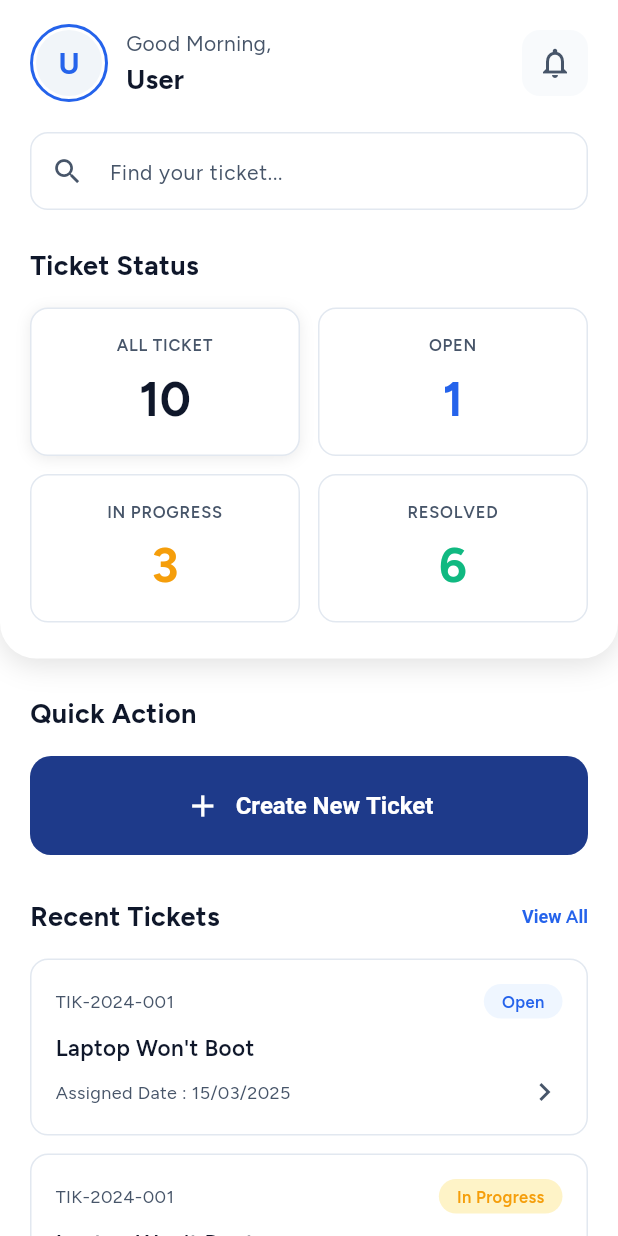
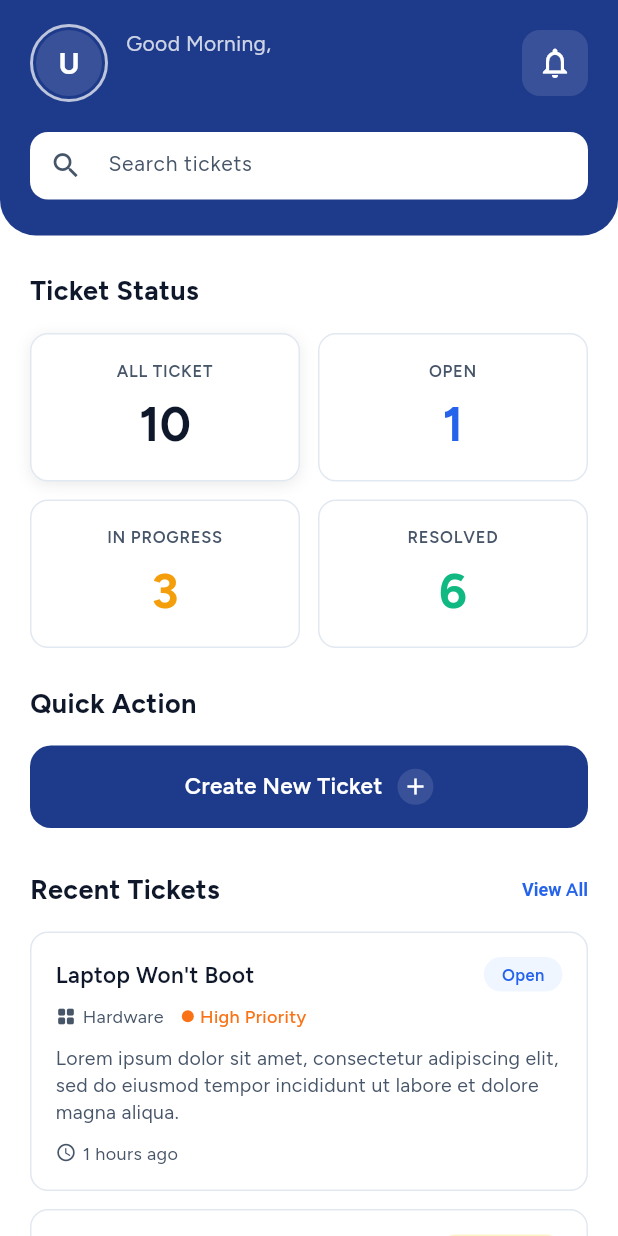
Before and after one commit to denidoodle12/ticketing-app, a Flutter app: the HomeScreen screen opened directly, on a phone screen of 412 x 824 dp. Run offline on Flutter 3.47's test engine with Material 3 defaults, Android fonts, the phone set to English and light mode, and no system bars; drawn by our look-alikes of toastification; our stand-ins replace connectivity_plus, dio, flutter_secure_storage, flutter_svg, go_router, google_fonts and 2 more; missing offline and left inert: app_settings; accounts and stored records are empty.

Commit message:
feat: redesign home screen

```diff
--- a/lib/data/datasources/mock/ticket_mock_data.dart
+++ b/lib/data/datasources/mock/ticket_mock_data.dart
@@ -5,30 +5,26 @@ class MockTicketData {
   static const int inProgressCount = 3;
   static const int resolvedCount = 6;
 
-  // Recent Tickets (mock data with assigned date format)
+  // Recent Tickets (mock data with new format)
   static final List<Map<String, dynamic>> recentTickets = [
     {
       'id': 'TIK-2024-001',
       'title': 'Laptop Won\'t Boot',
       'status': 'Open',
-      'statusColor': 'blue',
-      'timeAgo': '15/03/2025',
+      'category': 'Hardware',
+      'priority': 'high',
+      'description': 'Lorem ipsum dolor sit amet, consectetur adipiscing elit, sed do eiusmod tempor incididunt ut labore et dolore magna aliqua.',
+      'timeAgo': '1 hours ago',
       'createdAt': DateTime(2025, 3, 15),
     },
     {
-      'id': 'TIK-2024-001',
+      'id': 'TIK-2024-002',
       'title': 'Laptop Won\'t Boot',
       'status': 'In Progress',
-      'statusColor': 'amber',
-      'timeAgo': '15/03/2025',
-      'createdAt': DateTime(2025, 3, 15),
-    },
-    {
-      'id': 'TIK-2024-001',
-      'title': 'Laptop Won\'t Boot',
-      'status': 'Resolved',
-      'statusColor': 'green',
-      'timeAgo': '15/03/2025',
+      'category': 'Hardware',
+      'priority': 'medium',
+      'description': 'Lorem ipsum dolor sit amet, consectetur adipiscing elit, sed do eiusmod tempor incididunt ut labore et dolore magna aliqua.',
+      'timeAgo': '1 hours ago',
       'createdAt': DateTime(2025, 3, 15),
     },
   ];
--- a/lib/features/home/screens/home_screen.dart
+++ b/lib/features/home/screens/home_screen.dart
@@ -34,15 +34,19 @@ class HomeScreen extends StatelessWidget {
         child: Column(
           crossAxisAlignment: CrossAxisAlignment.start,
           children: [
-            // Top Card Section (Header + Search + Ticket Status)
-            _buildTopCardSection(fullName, greeting),
+            // Blue Header Section
+            _buildBlueHeaderSection(fullName, greeting),
 
-            // Content below the card
+            // Content below the header
             Padding(
               padding: const EdgeInsets.symmetric(horizontal: 20),
               child: Column(
                 crossAxisAlignment: CrossAxisAlignment.start,
                 children: [
+                  const SizedBox(height: 24),
+
+                  // Ticket Status Section
+                  _buildTicketStatusSection(),
                   const SizedBox(height: 24),
 
                   // Quick Action Section
@@ -62,22 +66,14 @@ class HomeScreen extends StatelessWidget {
     );
   }
 
-  /// Top card section with white background, bottom border radius, and shadow
-  Widget _buildTopCardSection(String fullName, String greeting) {
+  Widget _buildBlueHeaderSection(String fullName, String greeting) {
     return Container(
-      decoration: BoxDecoration(
-        color: AppColors.white,
-        borderRadius: const BorderRadius.only(
+      decoration: const BoxDecoration(
+        color: AppColors.primaryDark,
+        borderRadius: BorderRadius.only(
           bottomLeft: Radius.circular(24),
           bottomRight: Radius.circular(24),
         ),
-        boxShadow: [
-          BoxShadow(
-            color: AppColors.shadow.withAlpha(30),
-            blurRadius: 16,
-            offset: const Offset(0, 4),
-          ),
-        ],
       ),
       child: SafeArea(
         bottom: false,
@@ -92,10 +88,6 @@ class HomeScreen extends StatelessWidget {
 
               // Search Bar
               _buildSearchBar(),
-              const SizedBox(height: 24),
-
-              // Ticket Status Section
-              _buildTicketStatusSection(),
             ],
           ),
         ),
@@ -106,25 +98,25 @@ class HomeScreen extends StatelessWidget {
   Widget _buildHeader(String fullName, String greeting) {
     return Row(
       children: [
-        // Profile Avatar with border
+        // Profile Avatar with white border
         Container(
           width: 52,
           height: 52,
           decoration: BoxDecoration(
             shape: BoxShape.circle,
             border: Border.all(
-              color: AppColors.primary500,
+              color: AppColors.white.withAlpha(180),
               width: 2,
             ),
           ),
           child: Padding(
             padding: const EdgeInsets.all(2),
             child: CircleAvatar(
-              backgroundColor: AppColors.grey100,
+              backgroundColor: AppColors.white.withAlpha(30),
               child: Text(
                 fullName.isNotEmpty ? fullName[0].toUpperCase() : 'U',
                 style: AppTextStyles.h4.copyWith(
-                  color: AppColors.primary500,
+                  color: AppColors.white,
                   fontWeight: FontWeight.bold,
                 ),
               ),
@@ -141,13 +133,13 @@ class HomeScreen extends StatelessWidget {
               Text(
                 '$greeting,',
                 style: AppTextStyles.bodyMedium.copyWith(
-                  color: AppColors.textSecondary,
+                  color: AppColors.white.withAlpha(200),
                 ),
               ),
               Text(
                 fullName,
                 style: AppTextStyles.h5.copyWith(
-                  color: AppColors.textPrimary,
+                  color: AppColors.white,
                   fontWeight: FontWeight.bold,
                 ),
                 maxLines: 1,
@@ -162,7 +154,7 @@ class HomeScreen extends StatelessWidget {
           width: 44,
           height: 44,
           decoration: BoxDecoration(
-            color: AppColors.grey50,
+            color: AppColors.white.withAlpha(30),
             borderRadius: BorderRadius.circular(12),
           ),
           child: IconButton(
@@ -171,7 +163,7 @@ class HomeScreen extends StatelessWidget {
             },
             icon: const Icon(
               Icons.notifications_outlined,
-              color: AppColors.textSecondary,
+              color: AppColors.white,
               size: 24,
             ),
           ),
@@ -182,18 +174,14 @@ class HomeScreen extends StatelessWidget {
 
   Widget _buildSearchBar() {
     return Container(
-      height: 52,
+      height: 45,
       decoration: BoxDecoration(
         color: AppColors.white,
         borderRadius: BorderRadius.circular(12),
-        border: Border.all(
-          color: AppColors.border,
-          width: 1,
-        ),
       ),
       child: TextField(
         decoration: InputDecoration(
-          hintText: 'Find your ticket...',
+          hintText: 'Search tickets',
           hintStyle: AppTextStyles.bodyMedium.copyWith(
             color: AppColors.textSecondary,
           ),
@@ -289,36 +277,51 @@ class HomeScreen extends StatelessWidget {
         ),
         const SizedBox(height: 16),
 
-        // Create New Ticket Button - wider with more padding
-        SizedBox(
+        // Create New Ticket Button with gradient
+        Container(
           width: double.infinity,
-          height: 66,
-          child: ElevatedButton(
-            onPressed: () {
+          height: 55,
+          decoration: BoxDecoration(
+            color: AppColors.primaryDark,
+            borderRadius: BorderRadius.circular(14),
+          ),
+          child: Material(
+            color: Colors.transparent,
+            child: InkWell(
+              onTap: () {
                 // TODO: Navigate to create ticket
               },
-            style: ElevatedButton.styleFrom(
-              backgroundColor: AppColors.primaryDark,
-              foregroundColor: AppColors.white,
-              elevation: 0,
+              borderRadius: BorderRadius.circular(14),
+              child: Padding(
                 padding: const EdgeInsets.symmetric(horizontal: 24),
-              shape: RoundedRectangleBorder(
-                borderRadius: BorderRadius.circular(14),
-              ),
-            ),
                 child: Row(
                   mainAxisAlignment: MainAxisAlignment.center,
                   children: [
-                const Icon(Icons.add, size: 24),
-                const SizedBox(width: 10),
                     Text(
                       'Create New Ticket',
                       style: AppTextStyles.button.copyWith(
+                        color: AppColors.white,
                         fontWeight: FontWeight.w600,
-                    fontSize: 16,
+                        fontSize: 15,
+                      ),
+                    ),
+                    const SizedBox(width: 10),
+                    Container(
+                      width: 24,
+                      height: 24,
+                      decoration: BoxDecoration(
+                        color: AppColors.white.withAlpha(30),
+                        shape: BoxShape.circle,
+                      ),
+                      child: const Icon(
+                        Icons.add,
+                        size: 18,
+                        color: AppColors.white,
                       ),
                     ),
                   ],
+                ),
+              ),
             ),
           ),
         ),
@@ -366,10 +369,12 @@ class HomeScreen extends StatelessWidget {
           return Padding(
             padding: const EdgeInsets.only(bottom: 12),
             child: RecentTicketCard(
-              ticketId: ticket['id'] as String,
               title: ticket['title'] as String,
               status: ticket['status'] as String,
-              assignedDate: ticket['timeAgo'] as String,
+              category: ticket['category'] as String,
+              priority: ticket['priority'] as String,
+              description: ticket['description'] as String,
+              timeAgo: ticket['timeAgo'] as String,
               onTap: () {
                 // TODO: Navigate to ticket detail
               },
--- a/lib/features/home/widgets/recent_ticket_card.dart
+++ b/lib/features/home/widgets/recent_ticket_card.dart
@@ -3,18 +3,22 @@ import '../../../core/themes/app_colors.dart';
 import '../../../core/themes/text_styles.dart';
 
 class RecentTicketCard extends StatelessWidget {
-  final String ticketId;
   final String title;
   final String status;
-  final String assignedDate;
+  final String category;
+  final String priority;
+  final String description;
+  final String timeAgo;
   final VoidCallback? onTap;
 
   const RecentTicketCard({
     super.key,
-    required this.ticketId,
     required this.title,
     required this.status,
-    required this.assignedDate,
+    required this.category,
+    required this.priority,
+    required this.description,
+    required this.timeAgo,
     this.onTap,
   });
 
@@ -38,13 +42,43 @@ class RecentTicketCard extends StatelessWidget {
       case 'open':
         return AppColors.primary50;
       case 'in progress':
-        return const Color(0xFFFEF3C7); // Light amber
+        return const Color(0xFFFEF3C7);
       case 'resolved':
         return AppColors.success100;
       case 'closed':
         return AppColors.secondary100;
       default:
         return AppColors.grey100;
+    }
+  }
+
+  Color _getPriorityColor() {
+    switch (priority.toLowerCase()) {
+      case 'critical':
+        return AppColors.error500;
+      case 'high':
+        return AppColors.priorityHigh;
+      case 'medium':
+        return AppColors.warning500;
+      case 'low':
+        return AppColors.success500;
+      default:
+        return AppColors.secondary500;
+    }
+  }
+
+  String _getPriorityLabel() {
+    switch (priority.toLowerCase()) {
+      case 'critical':
+        return 'Critical Priority';
+      case 'high':
+        return 'High Priority';
+      case 'medium':
+        return 'Medium Priority';
+      case 'low':
+        return 'Low Priority';
+      default:
+        return priority;
     }
   }
 
@@ -68,20 +102,23 @@ class RecentTicketCard extends StatelessWidget {
           child: Column(
             crossAxisAlignment: CrossAxisAlignment.start,
             children: [
-              // Row 1: Ticket ID and Status Badge
+              // Row 1: Title and Status Badge
               Row(
-                mainAxisAlignment: MainAxisAlignment.spaceBetween,
-                crossAxisAlignment: CrossAxisAlignment.center,
+                crossAxisAlignment: CrossAxisAlignment.start,
                 children: [
-                  // Ticket ID
-                  Text(
-                    ticketId,
-                    style: AppTextStyles.caption.copyWith(
-                      color: AppColors.textSecondary,
-                      fontSize: 12,
+                  Expanded(
+                    child: Text(
+                      title,
+                      style: AppTextStyles.bodyMedium.copyWith(
+                        color: AppColors.textPrimary,
+                        fontWeight: FontWeight.w600,
+                        fontSize: 15,
+                      ),
+                      maxLines: 2,
+                      overflow: TextOverflow.ellipsis,
                     ),
                   ),
-                  // Status Badge
+                  const SizedBox(width: 12),
                   Container(
                     padding: const EdgeInsets.symmetric(
                       horizontal: 12,
@@ -104,37 +141,74 @@ class RecentTicketCard extends StatelessWidget {
               ),
               const SizedBox(height: 8),
 
-              // Row 2: Title
-              Text(
-                title,
-                style: AppTextStyles.bodyMedium.copyWith(
-                  color: AppColors.textPrimary,
-                  fontWeight: FontWeight.w600,
-                  fontSize: 15,
-                ),
-                maxLines: 2,
-                overflow: TextOverflow.ellipsis,
-              ),
-              const SizedBox(height: 6),
-
-              // Row 3: Assigned Date and Arrow
+              // Row 2: Category and Priority
               Row(
-                mainAxisAlignment: MainAxisAlignment.spaceBetween,
-                crossAxisAlignment: CrossAxisAlignment.center,
                 children: [
-                  // Assigned Date
+                  // Category
+                  Icon(
+                    Icons.grid_view_rounded,
+                    size: 14,
+                    color: AppColors.textSecondary,
+                  ),
+                  const SizedBox(width: 4),
                   Text(
-                    'Assigned Date : $assignedDate',
+                    category,
                     style: AppTextStyles.caption.copyWith(
                       color: AppColors.textSecondary,
                       fontSize: 12,
                     ),
                   ),
-                  // Arrow Icon
+                  const SizedBox(width: 12),
+                  // Priority
+                  Container(
+                    width: 8,
+                    height: 8,
+                    decoration: BoxDecoration(
+                      color: _getPriorityColor(),
+                      shape: BoxShape.circle,
+                    ),
+                  ),
+                  const SizedBox(width: 4),
+                  Text(
+                    _getPriorityLabel(),
+                    style: AppTextStyles.caption.copyWith(
+                      color: _getPriorityColor(),
+                      fontSize: 12,
+                      fontWeight: FontWeight.w500,
+                    ),
+                  ),
+                ],
+              ),
+              const SizedBox(height: 10),
+
+              // Row 3: Description
+              Text(
+                description,
+                style: AppTextStyles.bodySmall.copyWith(
+                  color: AppColors.textSecondary,
+                  fontSize: 13,
+                  height: 1.4,
+                ),
+                maxLines: 3,
+                overflow: TextOverflow.ellipsis,
+              ),
+              const SizedBox(height: 10),
+
+              // Row 4: Time
+              Row(
+                children: [
                   Icon(
-                    Icons.chevron_right,
+                    Icons.access_time,
+                    size: 14,
                     color: AppColors.textSecondary,
-                    size: 24,
+                  ),
+                  const SizedBox(width: 4),
+                  Text(
+                    timeAgo,
+                    style: AppTextStyles.caption.copyWith(
+                      color: AppColors.textSecondary,
+                      fontSize: 12,
+                    ),
                   ),
                 ],
               ),
```
Also changed, not shown: pubspec.lock, 1 other file. Lines whose indentation alone changed are shown as unchanged.
